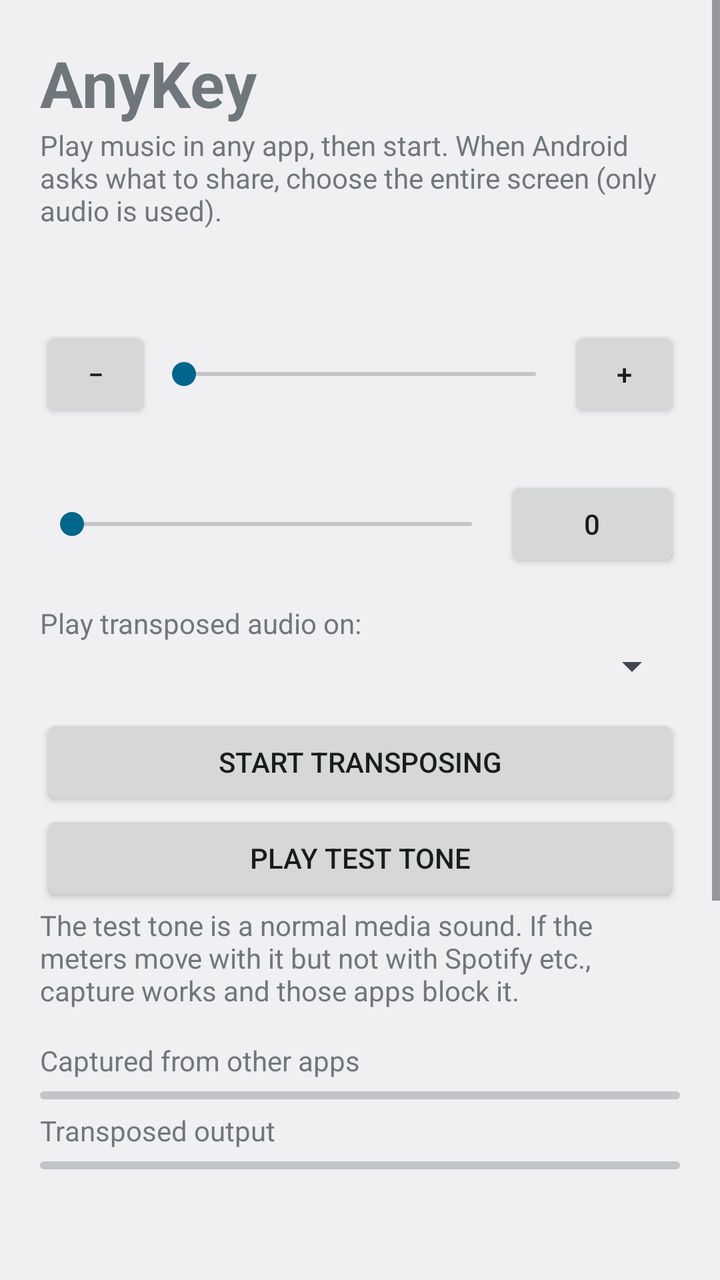
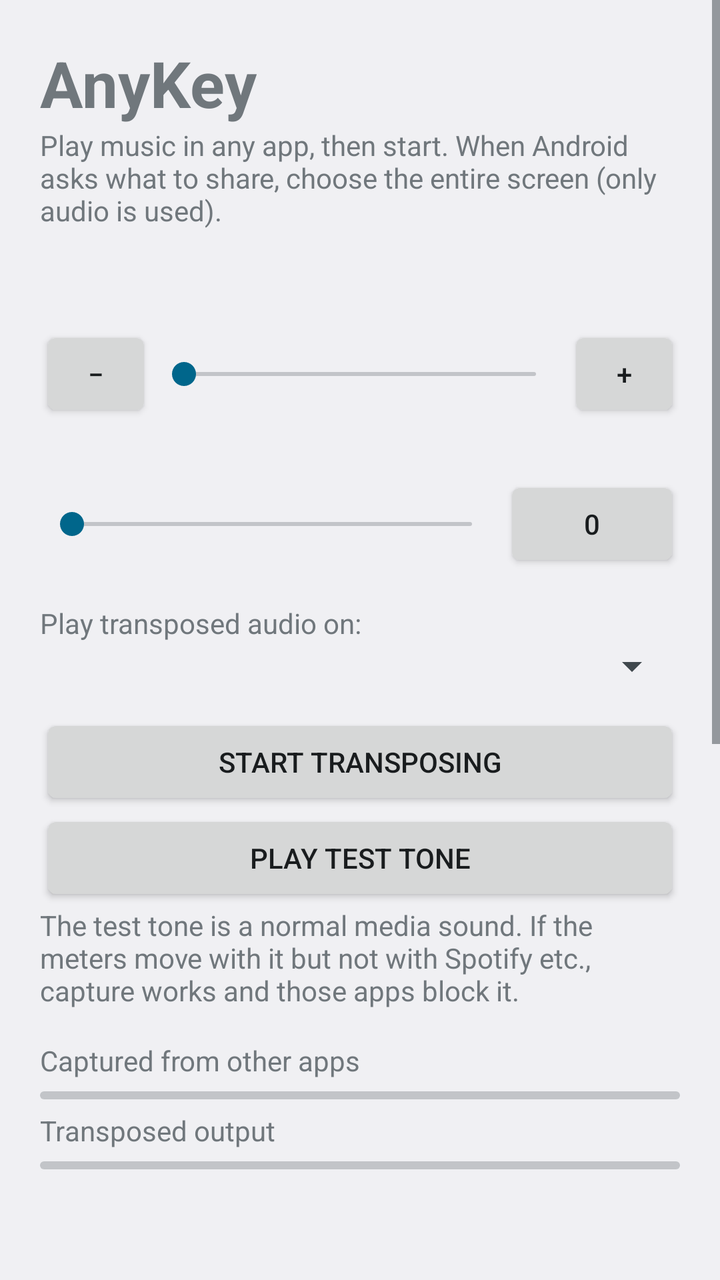

Two renders of the same Android screen: before a commit and after it. Below are the layout's source before the change and the commit's diff.
<!-- AndroidManifest.xml: application theme android:Theme.DeviceDefault.DayNight -->
<!-- res/layout/activity_main.xml -->
<?xml version="1.0" encoding="utf-8"?>
<ScrollView xmlns:android="http://schemas.android.com/apk/res/android"
    android:layout_width="match_parent"
    android:layout_height="match_parent"
    android:fitsSystemWindows="true">

    <LinearLayout
        android:layout_width="match_parent"
        android:layout_height="wrap_content"
        android:orientation="vertical"
        android:padding="20dp">

        <TextView
            android:layout_width="wrap_content"
            android:layout_height="wrap_content"
            android:text="AnyKey"
            android:textSize="32sp"
            android:textStyle="bold" />

        <TextView
            android:layout_width="match_parent"
            android:layout_height="wrap_content"
            android:layout_marginBottom="16dp"
            android:text="Play music in any app, then start. When Android asks what to share, choose the entire screen (only audio is used)." />

        <TextView
            android:id="@+id/semitoneLabel"
            android:layout_width="wrap_content"
            android:layout_height="wrap_content"
            android:textSize="24sp" />

        <LinearLayout
            android:layout_width="match_parent"
            android:layout_height="wrap_content"
            android:gravity="center_vertical"
            android:orientation="horizontal">

            <Button
                android:id="@+id/down"
                android:layout_width="56dp"
                android:layout_height="wrap_content"
                android:text="−" />

            <SeekBar
                android:id="@+id/semitones"
                android:layout_width="0dp"
                android:layout_height="wrap_content"
                android:layout_weight="1"
                android:max="24" />

            <Button
                android:id="@+id/up"
                android:layout_width="56dp"
                android:layout_height="wrap_content"
                android:text="+" />
        </LinearLayout>

        <TextView
            android:id="@+id/centsLabel"
            android:layout_width="wrap_content"
            android:layout_height="wrap_content"
            android:layout_marginTop="8dp" />

        <LinearLayout
            android:layout_width="match_parent"
            android:layout_height="wrap_content"
            android:gravity="center_vertical"
            android:orientation="horizontal">

            <SeekBar
                android:id="@+id/cents"
                android:layout_width="0dp"
                android:layout_height="wrap_content"
                android:layout_weight="1"
                android:max="100" />

            <Button
                android:id="@+id/resetCents"
                android:layout_width="wrap_content"
                android:layout_height="wrap_content"
                android:text="0" />
        </LinearLayout>

        <TextView
            android:layout_width="wrap_content"
            android:layout_height="wrap_content"
            android:layout_marginTop="16dp"
            android:text="Play transposed audio on:" />

        <Spinner
            android:id="@+id/output"
            android:layout_width="match_parent"
            android:layout_height="wrap_content" />

        <Button
            android:id="@+id/start"
            android:layout_width="match_parent"
            android:layout_height="wrap_content"
            android:layout_marginTop="12dp"
            android:text="Start transposing" />

        <Button
            android:id="@+id/testTone"
            android:layout_width="match_parent"
            android:layout_height="wrap_content"
            android:text="Play test tone" />

        <TextView
            android:layout_width="match_parent"
            android:layout_height="wrap_content"
            android:text="The test tone is a normal media sound. If the meters move with it but not with Spotify etc., capture works and those apps block it." />

        <TextView
            android:layout_width="wrap_content"
            android:layout_height="wrap_content"
            android:layout_marginTop="16dp"
            android:text="Captured from other apps" />

        <ProgressBar
            android:id="@+id/inputMeter"
            style="@android:style/Widget.Material.ProgressBar.Horizontal"
            android:layout_width="match_parent"
            android:layout_height="wrap_content"
            android:max="100" />

        <TextView
            android:layout_width="wrap_content"
            android:layout_height="wrap_content"
            android:text="Transposed output" />

        <ProgressBar
            android:id="@+id/outputMeter"
            style="@android:style/Widget.Material.ProgressBar.Horizontal"
            android:layout_width="match_parent"
            android:layout_height="wrap_content"
            android:max="100" />

        <TextView
            android:id="@+id/status"
            android:layout_width="match_parent"
            android:layout_height="wrap_content"
            android:layout_marginTop="8dp"
            android:textStyle="italic" />

        <TextView
            android:layout_width="match_parent"
            android:layout_height="wrap_content"
            android:layout_marginTop="24dp"
            android:text="Experiment: can we hide the original?"
            android:textSize="18sp"
            android:textStyle="bold" />

        <TextView
            android:layout_width="match_parent"
            android:layout_height="wrap_content"
            android:text="Android captures audio after the media volume, so muting media also mutes what AnyKey hears. Instead: pick Alarm output before starting, then put media at its lowest step. AnyKey boosts the captured audio back up, so the transposed copy is loud and the original barely audible." />

        <TextView
            android:id="@+id/volumes"
            android:layout_width="match_parent"
            android:layout_height="wrap_content"
            android:layout_marginTop="8dp" />

        <LinearLayout
            android:layout_width="match_parent"
            android:layout_height="wrap_content"
            android:orientation="horizontal">

            <Button
                android:id="@+id/muteMedia"
                android:layout_width="0dp"
                android:layout_height="wrap_content"
                android:layout_weight="1"
                android:text="Media to lowest" />

            <Button
                android:id="@+id/restoreMedia"
                android:layout_width="0dp"
                android:layout_height="wrap_content"
                android:layout_weight="1"
                android:text="Restore media" />
        </LinearLayout>

        <Button
            android:id="@+id/outputVolume"
            android:layout_width="match_parent"
            android:layout_height="wrap_content"
            android:text="Show output-stream volume slider" />
    </LinearLayout>
</ScrollView>
<!-- resources referenced by this layout -->
<resources>

</resources>

<!-- the commit's change to res/layout/activity_main.xml (unified diff, before → after) -->
@@ -186,5 +186,30 @@
             android:layout_width="match_parent"
             android:layout_height="wrap_content"
             android:text="Show output-stream volume slider" />
+
+        <TextView
+            android:layout_width="match_parent"
+            android:layout_height="wrap_content"
+            android:layout_marginTop="24dp"
+            android:text="Experiment: system-wide EQ trick"
+            android:textSize="18sp"
+            android:textStyle="bold" />
+
+        <TextView
+            android:layout_width="match_parent"
+            android:layout_height="wrap_content"
+            android:text="Music apps announce their audio to equalizer apps. AnyKey attaches a built-in effect that turns the original down 60 dB. Keep media volume normal and use Alarm output." />
+
+        <TextView
+            android:id="@+id/eqSessions"
+            android:layout_width="match_parent"
+            android:layout_height="wrap_content"
+            android:layout_marginTop="8dp" />
+
+        <Button
+            android:id="@+id/hideOriginal"
+            android:layout_width="match_parent"
+            android:layout_height="wrap_content"
+            android:text="Hide original (EQ trick)" />
     </LinearLayout>
 </ScrollView>
